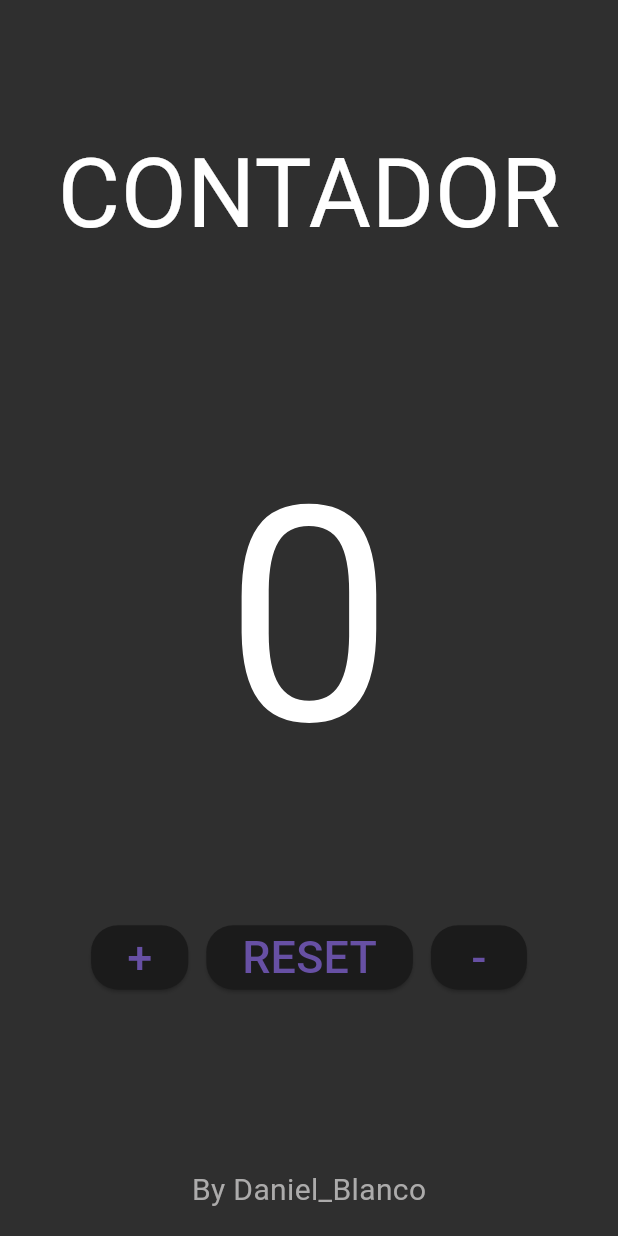
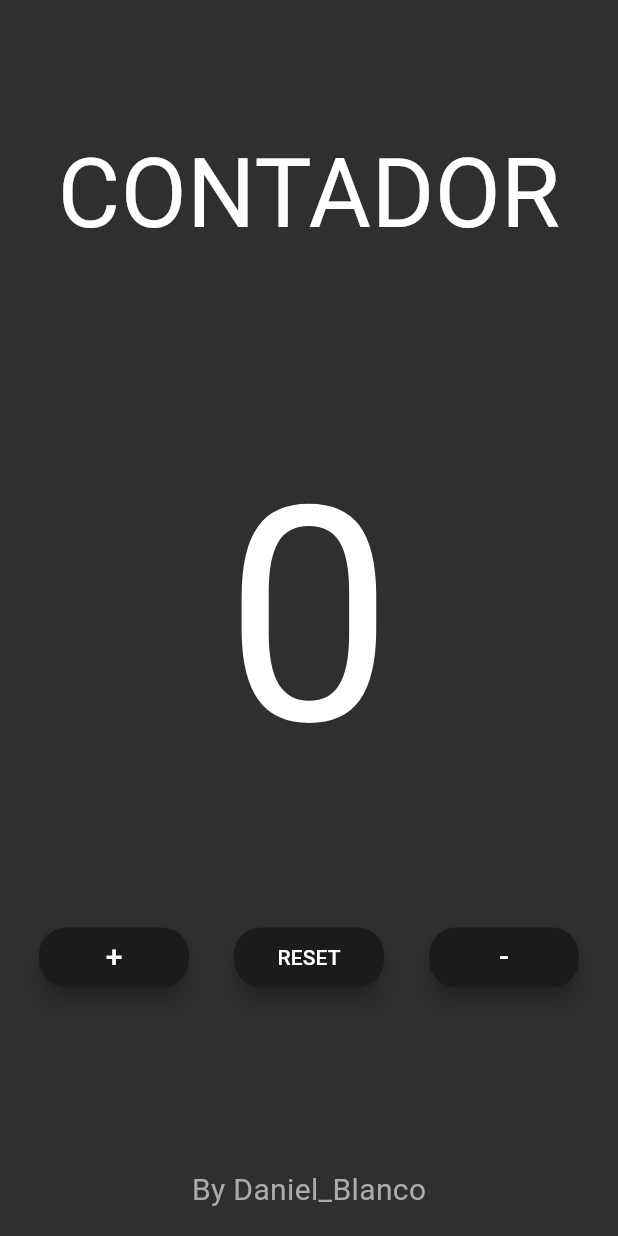
Before and after one commit to dblancou/BlancoGuerreroA02, a Flutter app: the screen it shows after launch, after a tap on "RESET", on a phone screen of 412 x 824 dp. Run offline on Flutter 3.47's test engine with Material 3 defaults, Android fonts, the light colour scheme and no system bars; Roboto replaces fonts that are missing (PoppinsExtrabold, PoppinsMedium, PoppinsThin).

Commit message:
Segundo commit

```diff
--- a/lib/main.dart
+++ b/lib/main.dart
@@ -1,3 +1,4 @@
+import 'package:blancoguerreroa02/widget/btn_count.dart';
 import 'package:flutter/material.dart';
 
 void main() {
@@ -9,6 +10,42 @@ void main() {
 // Pantalla principal del contador
 class ContadorScreen extends StatelessWidget {
   const ContadorScreen({Key? key}) : super(key: key);
+
+  @override
+  Widget build(BuildContext context) {
+    return countScreen();
+  }
+}
+
+class countScreen extends StatefulWidget {
+  @override
+  _countScreenState createState() => _countScreenState();
+}
+
+class _countScreenState extends State<countScreen> {
+  int count = 0;
+  void sumar() {
+    setState(() {
+      count++;
+      debugPrint("$count");
+    });
+  }
+
+  void restar() {
+    setState(() {
+      if (count > 0) {
+        count--;
+        debugPrint("$count");
+      }
+    });
+  }
+
+  void resetear() {
+    setState(() {
+      count = 0;
+      debugPrint("$count");
+    });
+  }
 
   @override
   Widget build(BuildContext context) {
@@ -35,12 +72,12 @@ class ContadorScreen extends StatelessWidget {
               ),
             ),
             // Sección del valor numérico (por ejemplo, "0")
-            const Expanded(
+            Expanded(
               flex: 3,
               child: Center(
                 child: Text(
-                  '0',
-                  style: TextStyle(
+                  "${count}",
+                  style: const TextStyle(
                     fontFamily: 'PoppinsThin',
                     color: Colors.white,
                     fontSize: 200,
@@ -54,47 +91,11 @@ class ContadorScreen extends StatelessWidget {
               child: Row(
                 mainAxisAlignment: MainAxisAlignment.center,
                 children: [
-                  ElevatedButton(
-                    onPressed: () {},
-                    style: ElevatedButton.styleFrom(
-                      backgroundColor: const Color(0xFF1B1B1B),
-                      shape: RoundedRectangleBorder(
-                        borderRadius: BorderRadius.circular(18),
-                      ),
-                    ),
-                    child: const Text(
-                      '+',
-                      style: TextStyle(fontSize: 30),
-                    ),
-                  ),
-                  const SizedBox(width: 12),
-                  ElevatedButton(
-                    onPressed: () {},
-                    style: ElevatedButton.styleFrom(
-                      backgroundColor: const Color(0xFF1B1B1B),
-                      shape: RoundedRectangleBorder(
-                        borderRadius: BorderRadius.circular(18),
-                      ),
-                    ),
-                    child: const Text(
-                      'RESET',
-                      style: TextStyle(fontSize: 30),
-                    ),
-                  ),
-                  const SizedBox(width: 12),
-                  ElevatedButton(
-                    onPressed: () {},
-                    style: ElevatedButton.styleFrom(
-                      backgroundColor: const Color(0xFF1B1B1B),
-                      shape: RoundedRectangleBorder(
-                        borderRadius: BorderRadius.circular(18),
-                      ),
-                    ),
-                    child: const Text(
-                      '-',
-                      style: TextStyle(fontSize: 30),
-                    ),
-                  ),
+                  BotonCount(text: "+", fontsize: 20, onpressed: sumar),
+                  const SizedBox(width: 30),
+                  BotonCount(text: "RESET", fontsize: 14, onpressed: resetear),
+                  const SizedBox(width: 30),
+                  BotonCount(text: "-", fontsize: 20, onpressed: restar)
                 ],
               ),
             ),
--- /dev/null
+++ b/lib/widget/btn_count.dart
@@ -0,0 +1,31 @@
+import 'package:flutter/material.dart';
+
+class BotonCount extends StatelessWidget {
+  final String text;
+  final double fontsize;
+  final VoidCallback onpressed;
+  const BotonCount(
+      {super.key,
+      required this.text,
+      required this.fontsize,
+      required this.onpressed});
+
+  @override
+  Widget build(BuildContext context) {
+    return SizedBox(
+      width: 100,
+      height: 40,
+      child: FloatingActionButton(
+        onPressed: onpressed,
+        backgroundColor: const Color(0xFF1B1B1B),
+        shape: RoundedRectangleBorder(
+          borderRadius: BorderRadius.circular(18),
+        ),
+        child: Text(
+          text,
+          style: TextStyle(fontSize: fontsize, color: Colors.white),
+        ),
+      ),
+    );
+  }
+}
```
Also changed, not shown: 1 other file.
